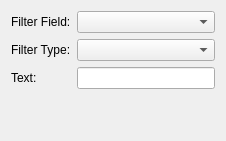
KDE/choqok, file plugins/filter/addeditfilter_base.ui: the form before one commit.
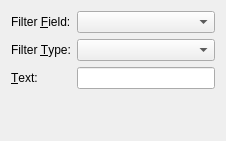
The form after the commit. Custom widgets are drawn as their Qt base class.

```diff
--- a/plugins/filter/addeditfilter_base.ui
+++ b/plugins/filter/addeditfilter_base.ui
@@ -17,7 +17,10 @@
    <item row="0" column="0">
     <widget class="QLabel" name="label">
      <property name="text">
-      <string>Filter Field:</string>
+      <string>Filter &amp;Field:</string>
+     </property>
+     <property name="buddy">
+      <cstring>filterField</cstring>
      </property>
     </widget>
    </item>
@@ -27,7 +30,10 @@
    <item row="1" column="0">
     <widget class="QLabel" name="label_2">
      <property name="text">
-      <string>Filter Type:</string>
+      <string>Filter &amp;Type:</string>
+     </property>
+     <property name="buddy">
+      <cstring>filterType</cstring>
      </property>
     </widget>
    </item>
@@ -37,7 +43,10 @@
    <item row="2" column="0">
     <widget class="QLabel" name="label_3">
      <property name="text">
-      <string>Text:</string>
+      <string>&amp;Text:</string>
+     </property>
+     <property name="buddy">
+      <cstring>filterText</cstring>
      </property>
     </widget>
    </item>
```
